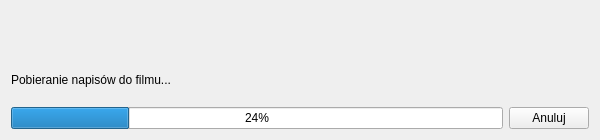
QNapi/qnapi, file gui/ui/frmprogress.ui: the form before one commit.
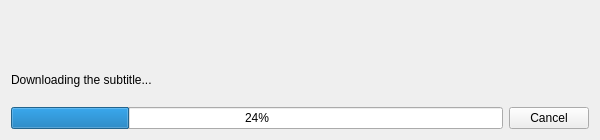
The form after the commit. Icons and pictures are not drawn.

Diff of the .ui file:
```diff
--- a/gui/ui/frmprogress.ui
+++ b/gui/ui/frmprogress.ui
@@ -71,7 +71,7 @@
       </font>
      </property>
      <property name="text" >
-      <string>Pobieranie napisów do filmu...</string>
+      <string>Downloading the subtitle...</string>
      </property>
      <property name="textFormat" >
       <enum>Qt::AutoText</enum>
@@ -96,7 +96,7 @@
      <item>
       <widget class="QPushButton" name="pbCancel" >
        <property name="text" >
-        <string>Anuluj</string>
+        <string>Cancel</string>
        </property>
       </widget>
      </item>
```
Left out of the diff: 2 changed lines with no effect on the pictures.
